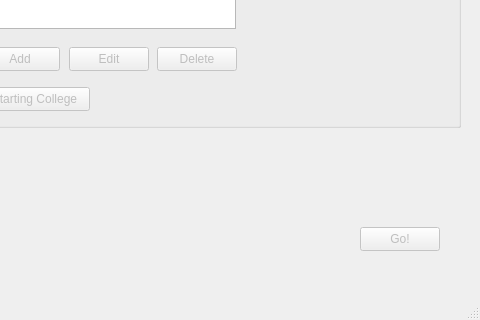
First picture: the form in forms/mainwindow.ui, repository DimitriChrysafis/CollegeDistanceProject, before the edit; both pictures show x 320 to 800 and y 323 to 643 of the 800 by 643 pixel window.
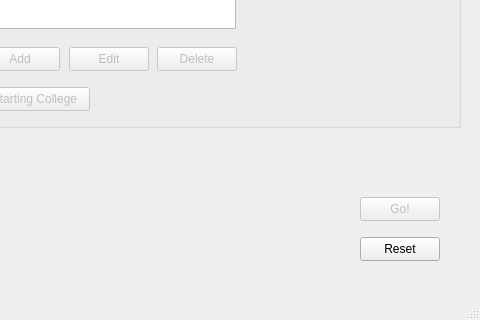
Second picture: the form after the edit.

Commit message: Added reset button

What changed in the file:
```diff
--- a/forms/mainwindow.ui
+++ b/forms/mainwindow.ui
@@ -21,7 +21,7 @@
     <property name="geometry">
      <rect>
       <x>680</x>
-      <y>550</y>
+      <y>520</y>
       <width>80</width>
       <height>24</height>
      </rect>
@@ -227,6 +227,22 @@
      <string/>
     </property>
    </widget>
+   <widget class="QPushButton" name="button_reset">
+    <property name="enabled">
+     <bool>true</bool>
+    </property>
+    <property name="geometry">
+     <rect>
+      <x>680</x>
+      <y>560</y>
+      <width>80</width>
+      <height>24</height>
+     </rect>
+    </property>
+    <property name="text">
+     <string>Reset</string>
+    </property>
+   </widget>
   </widget>
   <widget class="QMenuBar" name="menubar">
    <property name="geometry">
```
The commit also changes 2 other files.
